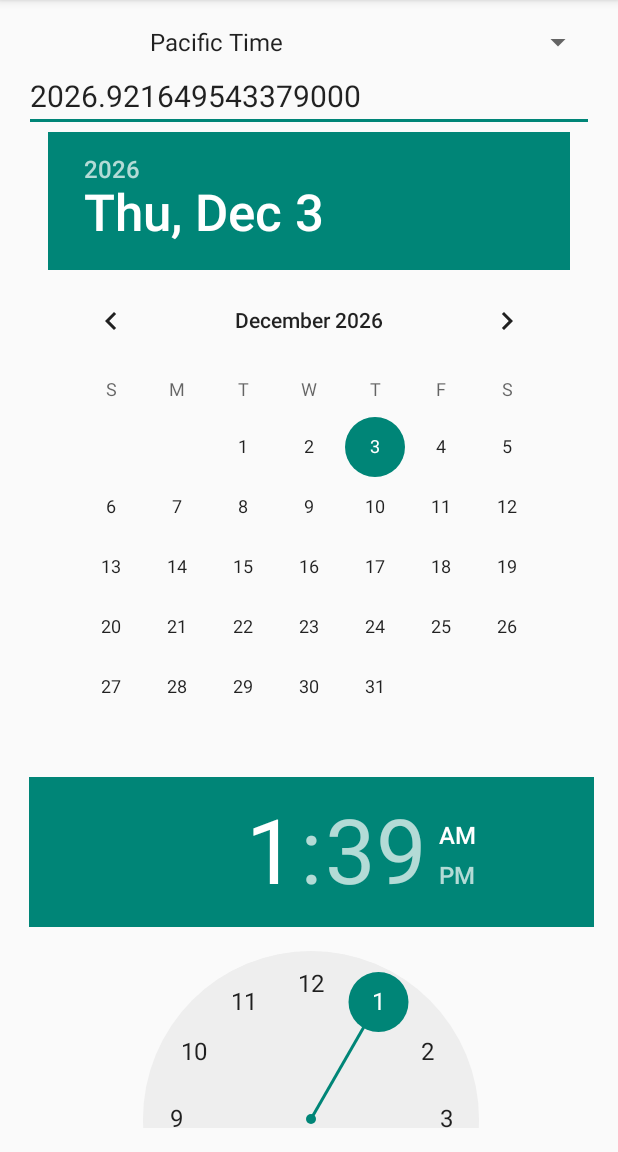
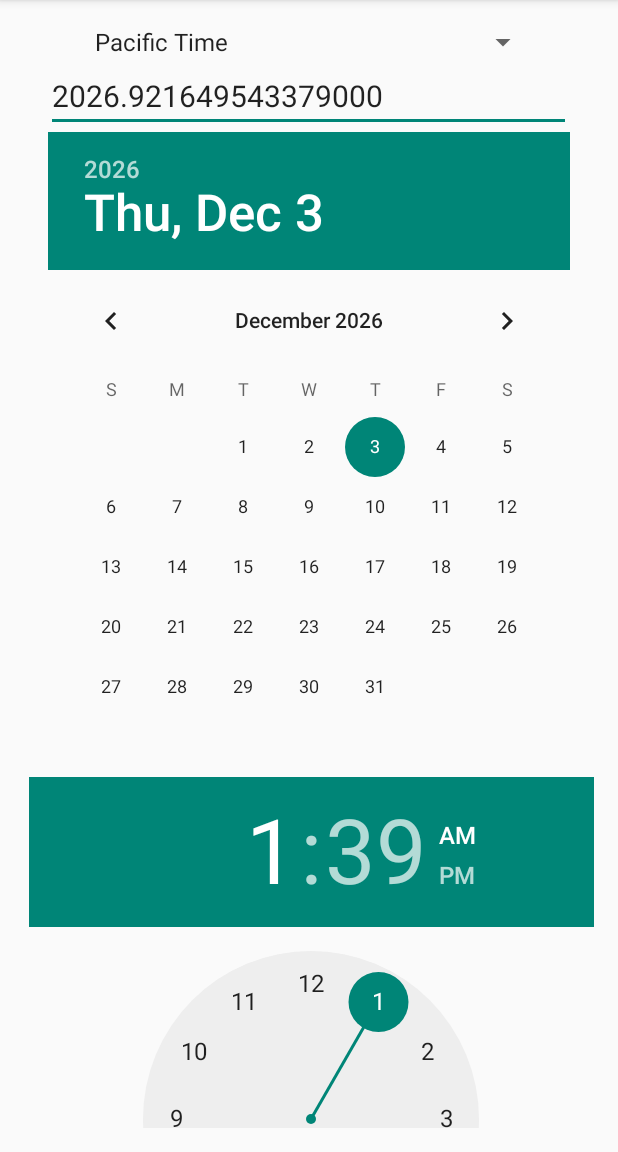
Before and after one commit to chrisoei/stardate, an Android app: the screen it shows after launch (ConverterActivity), on a phone screen of 412 x 824 dp, the part 84-1236 px from its top. Run offline under Robolectric (Android 15) with nearby library versions, the phone set to English and light mode, and no system bars.

Commit message:
Fix layout bugs

```diff
--- a/Android/Stardate/app/src/main/res/layout/fragment_converter.xml
+++ b/Android/Stardate/app/src/main/res/layout/fragment_converter.xml
@@ -15,14 +15,13 @@
         android:paddingStart="3dp"
         android:entries="@array/timezone_names"
         android:layout_alignParentTop="true"
-        android:layout_alignParentEnd="true"
         android:layout_centerHorizontal="true" />
 
     <EditText
         android:layout_width="wrap_content"
         android:layout_height="wrap_content"
         android:inputType="numberDecimal"
-        android:ems="20"
+        android:ems="15"
         android:id="@+id/editText"
         android:imeOptions="actionDone"
         android:text="2014.1"
```
